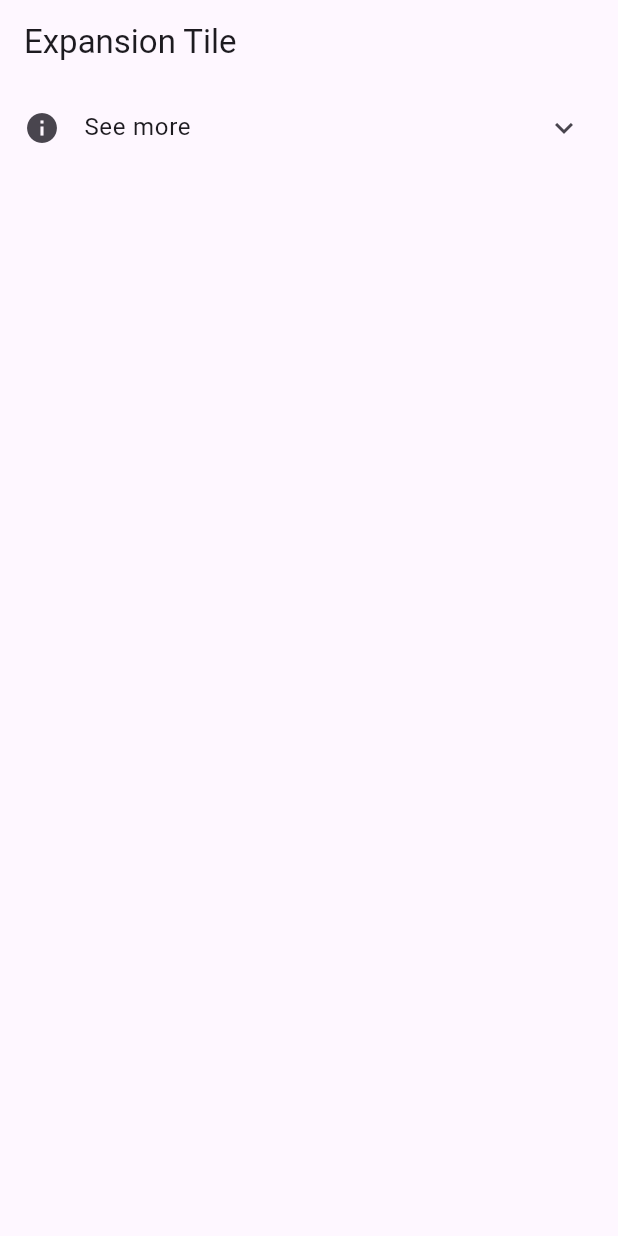
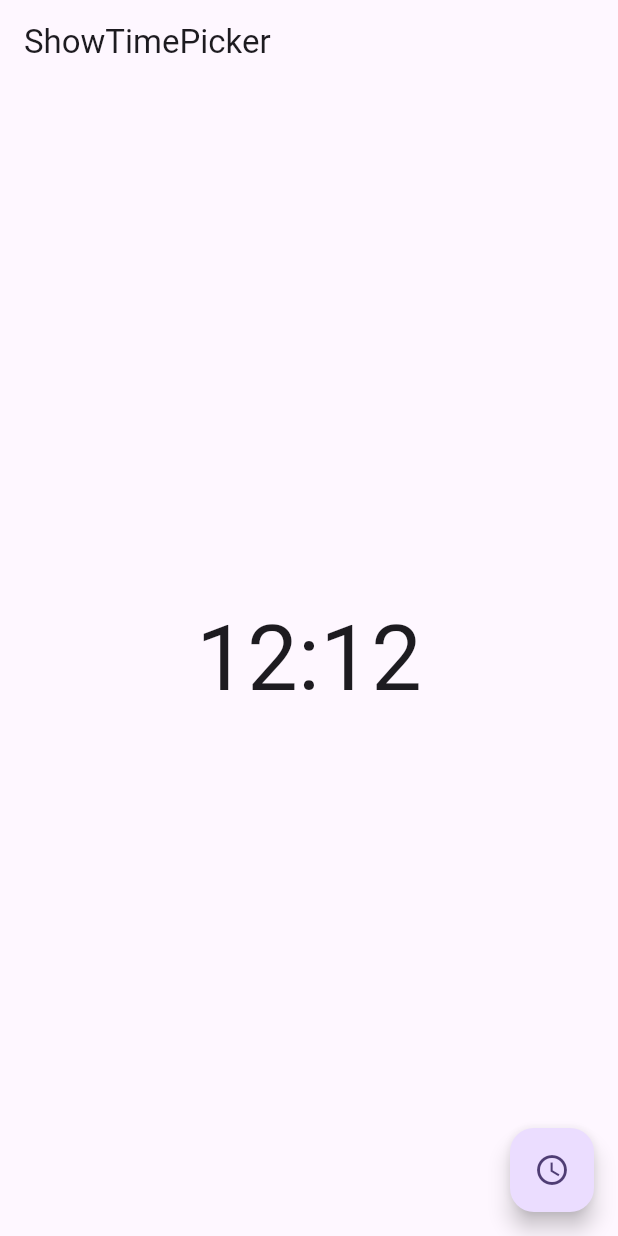
Before and after one commit to KRFLUTTERUG/wiki-flutter-widget, a Flutter app: the screen it shows after launch, on a phone screen of 412 x 824 dp. Run offline on Flutter 3.47's test engine with Material 3 defaults, Android fonts, the phone set to English and light mode, and no system bars; our stand-ins replace fl_chart, gap.

Commit message:
feat : show time picker

```diff
--- a/lib/main.dart
+++ b/lib/main.dart
@@ -6,6 +6,7 @@ import 'package:wiki_flutter_examples/widget/20210123/expansiontile.dart';
 import 'package:wiki_flutter_examples/widget/20210123/fittedbox.dart';
 import 'package:wiki_flutter_examples/widget/20210123/hero.dart';
 import 'package:wiki_flutter_examples/widget/20210123/showsearch.dart';
+import 'package:wiki_flutter_examples/widget/20210123/showtimepicker.dart';
 import 'package:wiki_flutter_examples/widget/20210123/sliverappbar.dart';
 import 'package:wiki_flutter_examples/widget/20210123/stepper.dart';
 import 'package:wiki_flutter_examples/widget/20210123/wrap.dart';
@@ -29,6 +30,6 @@ class MyApp extends StatelessWidget {
           colorScheme: ColorScheme.fromSeed(seedColor: Colors.deepPurple),
           useMaterial3: true,
         ),
-        home: const MyExpansionTile());
+        home: const MyShowTimePicker());
   }
 }
--- /dev/null
+++ b/lib/widget/20210123/showtimepicker.dart
@@ -0,0 +1,39 @@
+import 'package:flutter/material.dart';
+
+class MyShowTimePicker extends StatefulWidget {
+  const MyShowTimePicker({super.key});
+
+  @override
+  State<MyShowTimePicker> createState() => _MyShowTimePickerState();
+}
+
+class _MyShowTimePickerState extends State<MyShowTimePicker> {
+  TimeOfDay? time = const TimeOfDay(hour: 12, minute: 12);
+
+  @override
+  Widget build(BuildContext context) {
+    return Scaffold(
+      appBar: AppBar(
+        title: Text('ShowTimePicker'),
+      ),
+      body: Center(
+        child: Text(
+          '${time!.hour.toString()}:${time!.minute.toString()}',
+          style: TextStyle(fontSize: 60),
+        ),
+      ),
+      floatingActionButton: FloatingActionButton(
+        child: const Icon(Icons.access_time_outlined),
+        onPressed: () async {
+          TimeOfDay? newTime =
+              await showTimePicker(context: context, initialTime: time!);
+          if (newTime != null){
+            setState(() {
+              time = newTime;
+            });
+          }
+        },
+      ),
+    );
+  }
+}
```
Also changed, not shown: 1 other file.
